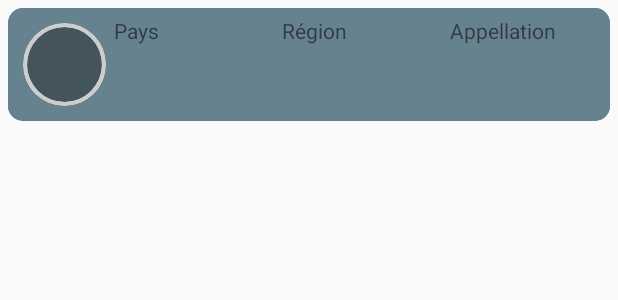
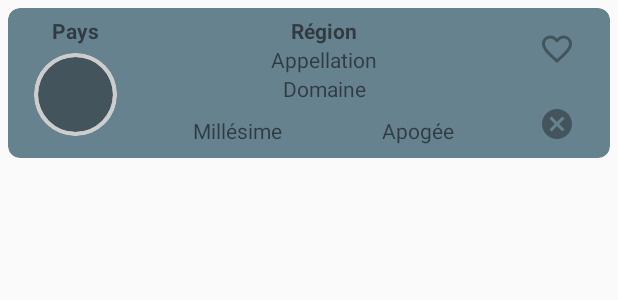
Before and after one commit to RomainCrispini/CellarV1, an Android app: the layout activity_cellar_custom_list_view.xml on its own in the app's theme, with its tools: preview values and no code run, on a phone screen of 412 x 824 dp. Shown: the top 300 px of the screen. Run offline under Robolectric (Android 15) with nearby library versions, the phone set to English and light mode, and no system bars.

Commit message:
Amélioration ListView CellarActivity

```diff
--- /dev/null
+++ b/app/src/main/res/drawable/ic_cancel_black_24dp.xml
@@ -0,0 +1,5 @@
+<vector android:height="24dp" android:tint="#FFFFFF"
+    android:viewportHeight="24.0" android:viewportWidth="24.0"
+    android:width="24dp" xmlns:android="http://schemas.android.com/apk/res/android">
+    <path android:fillColor="#FF000000" android:pathData="M12,2C6.47,2 2,6.47 2,12s4.47,10 10,10 10,-4.47 10,-10S17.53,2 12,2zM17,15.59L15.59,17 12,13.41 8.41,17 7,15.59 10.59,12 7,8.41 8.41,7 12,10.59 15.59,7 17,8.41 13.41,12 17,15.59z"/>
+</vector>
--- a/app/src/main/res/layout/activity_cellar_custom_list_view.xml
+++ b/app/src/main/res/layout/activity_cellar_custom_list_view.xml
@@ -8,89 +8,162 @@
 
     <androidx.cardview.widget.CardView
         android:layout_width="match_parent"
-        android:layout_height="wrap_content"
+        android:layout_height="100dp"
         android:layout_margin="5dp"
-        app:cardCornerRadius="10dp"
+        app:cardBackgroundColor="@color/green_light"
+        app:cardCornerRadius="8dp"
         app:cardElevation="0dp"
-        app:cardBackgroundColor="@color/green_light"
         app:layout_constraintEnd_toEndOf="parent"
         app:layout_constraintStart_toStartOf="parent"
         app:layout_constraintTop_toTopOf="parent">
 
         <LinearLayout
-            android:id="@+id/layoutListView"
             android:layout_width="match_parent"
-            android:layout_height="wrap_content"
-            android:orientation="horizontal"
-            android:background="@color/green_light">
+            android:layout_height="match_parent"
+            android:layout_gravity="fill_horizontal"
+            android:orientation="horizontal">
 
-            <androidx.cardview.widget.CardView
+            <LinearLayout
+                android:layout_width="90dp"
+                android:layout_height="match_parent"
+                android:orientation="vertical">
+
+                <TextView
+                    android:id="@+id/countryListView"
                     android:layout_width="wrap_content"
                     android:layout_height="wrap_content"
-                android:layout_marginLeft="10dp"
-                app:cardElevation="0dp"
-                android:layout_marginTop="10dp"
-                android:layout_marginBottom="10dp"
-                app:cardBackgroundColor="@color/grey_light"
-                app:cardCornerRadius="30dp">
+                    android:layout_gravity="center"
+                    android:layout_margin="5dp"
+                    android:textStyle="bold"
+                    android:text="Pays" />
 
                 <androidx.cardview.widget.CardView
                     android:layout_width="wrap_content"
                     android:layout_height="wrap_content"
                     android:layout_gravity="center"
+                    app:cardBackgroundColor="@color/grey_light"
+                    app:cardCornerRadius="30dp"
+                    app:cardElevation="0dp">
+
+                    <androidx.cardview.widget.CardView
+                        android:layout_width="wrap_content"
+                        android:layout_height="wrap_content"
+                        android:layout_gravity="center"
+                        app:cardBackgroundColor="@color/grey_light"
                         app:cardCornerRadius="27dp"
-                    app:cardElevation="0dp"
-                    app:cardBackgroundColor="@color/grey_light">
+                        app:cardElevation="0dp">
 
                         <ImageView
                             android:id="@+id/imageWineColorListView"
                             android:layout_width="55dp"
                             android:layout_height="55dp"
-                        android:elevation="0dp"
-                        android:layout_gravity="center" />
+                            android:layout_gravity="center"
+                            android:elevation="0dp" />
                     </androidx.cardview.widget.CardView>
 
                     <androidx.cardview.widget.CardView
                         android:layout_width="wrap_content"
                         android:layout_height="wrap_content"
                         android:layout_gravity="center"
+                        app:cardBackgroundColor="@color/green_dark"
                         app:cardCornerRadius="25dp"
-                    app:cardElevation="0dp"
-                    app:cardBackgroundColor="@color/green_dark">
+                        app:cardElevation="0dp">
 
                         <ImageView
                             android:id="@+id/imageBottleListView"
                             android:layout_width="50dp"
                             android:layout_height="50dp"
-                        android:elevation="0dp"
-                        android:layout_gravity="center" />
+                            android:layout_gravity="center"
+                            android:elevation="0dp" />
                     </androidx.cardview.widget.CardView>
 
                 </androidx.cardview.widget.CardView>
 
-            <TextView
-                android:id="@+id/countryListView"
-                android:layout_width="match_parent"
+            </LinearLayout>
+
+
+            <LinearLayout
+                android:layout_width="wrap_content"
                 android:layout_height="match_parent"
-                android:layout_margin="5dp"
                 android:layout_weight="1"
-                android:text="Pays" />
+                android:orientation="vertical">
 
                 <TextView
                     android:id="@+id/regionListView"
                     android:layout_width="match_parent"
-                android:layout_height="match_parent"
-                android:layout_margin="5dp"
-                android:layout_weight="1"
-                android:text="Région" />
+                    android:layout_height="wrap_content"
+                    android:layout_marginTop="5dp"
+                    android:gravity="center"
+                    android:text="Région"
+                    android:textStyle="bold" />
 
                 <TextView
                     android:id="@+id/appellationListView"
                     android:layout_width="match_parent"
+                    android:layout_height="wrap_content"
+                    android:gravity="center"
+                    android:text="Appellation" />
+
+                <TextView
+                    android:id="@+id/domainListView"
+                    android:layout_width="match_parent"
+                    android:layout_height="wrap_content"
+                    android:gravity="center"
+                    android:text="Domaine" />
+
+                <LinearLayout
+                    android:layout_width="match_parent"
                     android:layout_height="match_parent"
+                    android:layout_gravity="center"
+                    android:gravity="center"
+                    android:orientation="horizontal">
+
+                    <TextView
+                        android:layout_width="wrap_content"
+                        android:layout_height="wrap_content"
+                        android:layout_weight="1"
+                        android:gravity="center"
+                        android:text="Millésime" />
+
+                    <TextView
+                        android:layout_width="wrap_content"
+                        android:layout_height="wrap_content"
+                        android:layout_weight="1"
+                        android:gravity="center"
+                        android:text="Apogée" />
+
+                </LinearLayout>
+
+            </LinearLayout>
+
+
+            <LinearLayout
+                android:layout_width="70dp"
+                android:layout_height="match_parent"
+
+                android:orientation="vertical">
+
+                <ImageButton
+                    android:layout_width="wrap_content"
+                    android:layout_height="wrap_content"
+                    android:layout_gravity="center"
                     android:layout_margin="5dp"
-                android:layout_weight="1"
-                android:text="Appellation" />
+                    android:backgroundTint="@color/transparent"
+                    android:scaleType="centerCrop"
+                    android:src="@drawable/ic_favorite_border_black_24dp"
+                    android:tint="@color/green_dark" />
+
+                <ImageButton
+                    android:layout_width="wrap_content"
+                    android:layout_height="wrap_content"
+                    android:layout_gravity="center"
+                    android:layout_margin="5dp"
+                    android:backgroundTint="@color/transparent"
+                    android:scaleType="centerCrop"
+                    android:src="@drawable/ic_cancel_black_24dp"
+                    android:tint="@color/green_dark" />
+
+            </LinearLayout>
 
         </LinearLayout>
 
```
Lines whose indentation alone changed are shown as unchanged.
